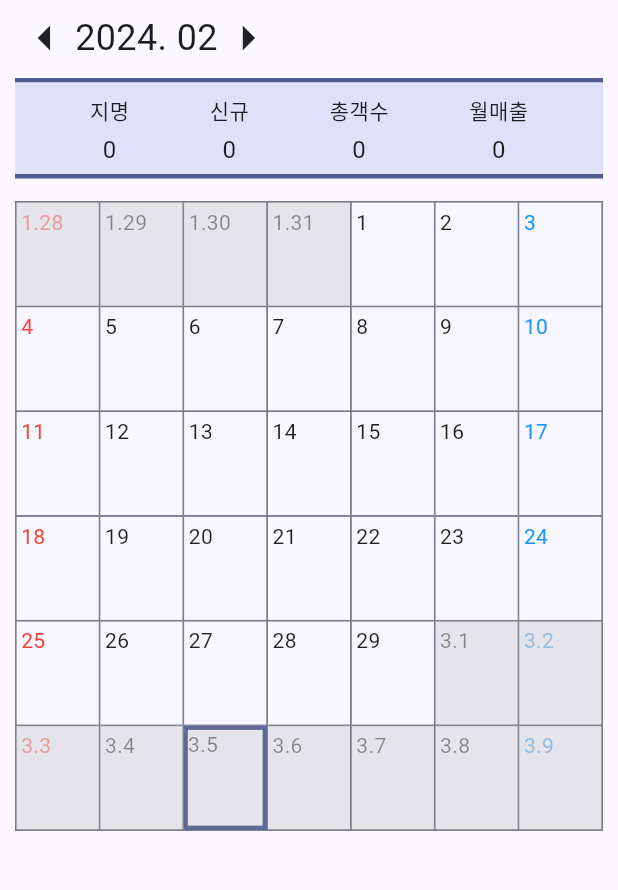
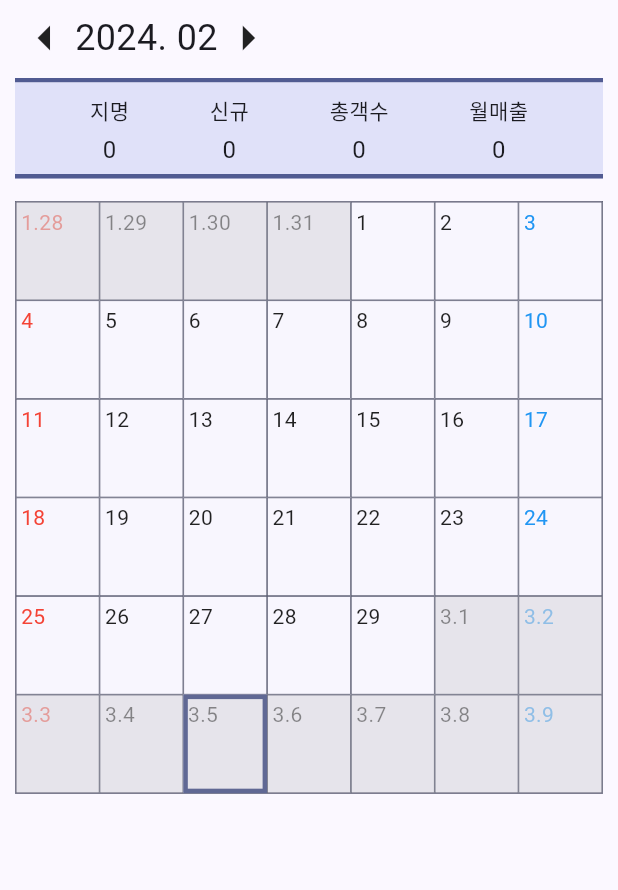
Before and after one commit to kanggo1111/hair_designer_sales_manage2, a Flutter app: the screen it shows once a user with an empty profile is signed in, after a tap on the "arrow left" icon, on a phone screen of 412 x 824 dp, the part 84-974 px from its top. Run offline on Flutter 3.47's test engine with Material 3 defaults, Android fonts, the phone set to English and light mode, and no system bars; drawn by our look-alikes of google_mobile_ads; our stand-ins replace cloud_firestore, currency_text_input_formatter, firebase_auth, firebase_core, get; missing offline and left inert: back_button_interceptor; accounts and stored records are empty; network calls fail.

Commit message:
[devel] setting for playstore upload #2
Deatails:
setting for playstore upload

```diff
--- a/lib/main.dart
+++ b/lib/main.dart
@@ -5,12 +5,14 @@ import 'package:hair_designer_sales_manage2/controller/settings_controller.dart'
 import 'package:hair_designer_sales_manage2/firebase_options.dart';
 import 'package:get/get.dart';
 import 'package:hair_designer_sales_manage2/view/login.dart';
+import 'package:google_mobile_ads/google_mobile_ads.dart';
 
 void main() async {
   WidgetsFlutterBinding.ensureInitialized();
   await Firebase.initializeApp(
     options: DefaultFirebaseOptions.currentPlatform,
   );
+  await MobileAds.instance.initialize();
   runApp(MyApp());
 }
 
@@ -25,6 +27,7 @@ class MyApp extends StatelessWidget {
   Widget build(BuildContext context) {
     return GetBuilder<SettingsController>(builder: (_) {
       return GetMaterialApp(
+        // debugShowCheckedModeBanner: false,
         title: 'Hair_designer_sales_manage',
         theme: ThemeData(
           colorScheme: ColorScheme.fromSeed(
--- a/lib/view/calendar.dart
+++ b/lib/view/calendar.dart
@@ -232,7 +232,7 @@ Widget CalendarTable(BuildContext context) {
     child: GridView.builder(
         shrinkWrap: true,
         gridDelegate: SliverGridDelegateWithFixedCrossAxisCount(
-            crossAxisCount: 7, childAspectRatio: 0.8),
+            crossAxisCount: 7, childAspectRatio: 0.85),
         itemCount: 42,
         itemBuilder: (context, index) {
           String day = DateFormat('y-MM-dd').format(
--- a/lib/view/login.dart
+++ b/lib/view/login.dart
@@ -67,10 +67,6 @@ class Login extends StatelessWidget {
                   ),
                   GestureDetector(
                     onTap: () {
-                      // TODO: remove this. this is for test.
-                      emailController.value = TextEditingValue(text: 'kanggo1111@naver.com');
-                      passwordController.value = TextEditingValue(text: '123456');
-
                       AuthController.instance.login(
                           emailController.text.trim(),
                           passwordController.text.trim());
--- a/lib/view/main_view.dart
+++ b/lib/view/main_view.dart
@@ -1,5 +1,7 @@
+import 'package:flutter/cupertino.dart';
 import 'package:flutter/material.dart';
 import 'package:get/get.dart';
+import 'package:google_mobile_ads/google_mobile_ads.dart';
 import 'package:hair_designer_sales_manage2/view/calendar.dart';
 import 'package:hair_designer_sales_manage2/view/one_day_view.dart';
 import 'package:hair_designer_sales_manage2/view/settings.dart';
@@ -68,6 +70,20 @@ class MainView extends StatelessWidget {
 
   @override
   Widget build(BuildContext context) {
+    BannerAd banner = BannerAd(
+        size: AdSize.banner,
+
+        /* Test */
+        // adUnitId: "ca-app-pub-3940256099942544/6300978111",
+        /* Release */
+        adUnitId: "ca-app-pub-8991865137623420/9817074799",
+
+        listener: BannerAdListener(
+          onAdFailedToLoad: (Ad ad, LoadAdError error){},
+          onAdLoaded: (_){},
+        ),
+        request: AdRequest())..load();
+
     return Scaffold(
         appBar: AppBar(
           backgroundColor: Theme.of(context).primaryColor,
@@ -97,9 +113,20 @@ class MainView extends StatelessWidget {
           ],
         ),
         backgroundColor: Colors.white,
-        body: Navigator(
-            key: Get.nestedKey(1),
-            initialRoute: routeCalendar,
-            onGenerateRoute: _onGenerateRoute));
+        body: Column(
+          children: [
+            Expanded(
+              child: Navigator(
+                  key: Get.nestedKey(1),
+                  initialRoute: routeCalendar,
+                  onGenerateRoute: _onGenerateRoute),
+            ),
+            Container(
+              height: 50,
+              width: MediaQuery.of(context).size.width,
+              child: AdWidget(ad: banner),
+            )
+          ],
+        ));
   }
 }
--- a/pubspec.yaml
+++ b/pubspec.yaml
@@ -16,7 +16,7 @@ publish_to: 'none' # Remove this line if you wish to publish to pub.dev
 # https://developer.apple.com/library/archive/documentation/General/Reference/InfoPlistKeyReference/Articles/CoreFoundationKeys.html
 # In Windows, build-name is used as the major, minor, and patch parts
 # of the product and file versions while build-number is used as the build suffix.
-version: 1.0.0+1
+version: 1.0.0+3
 
 environment:
   sdk: '>=3.2.6 <4.0.0'
@@ -42,6 +42,7 @@ dependencies:
   intl: ^0.19.0
   back_button_interceptor: ^7.0.1
   currency_text_input_formatter: ^2.1.13
+  google_mobile_ads: ^4.0.0
 
 dev_dependencies:
   flutter_test:
```
Also changed, not shown: pubspec.lock, 3 other files.
